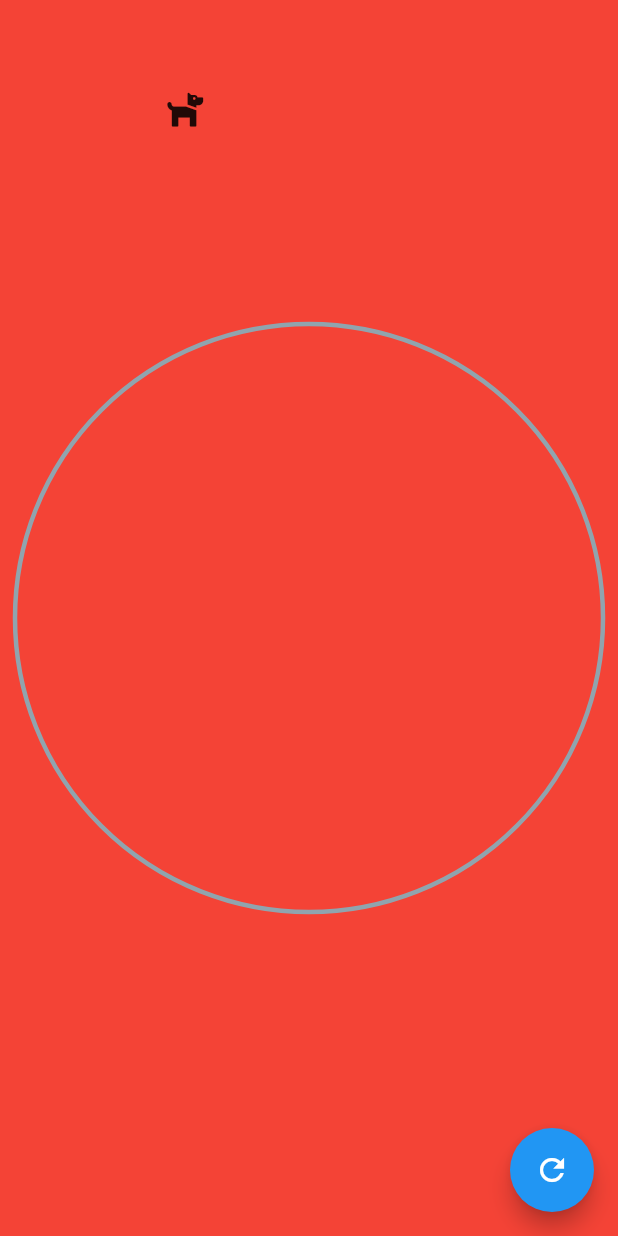
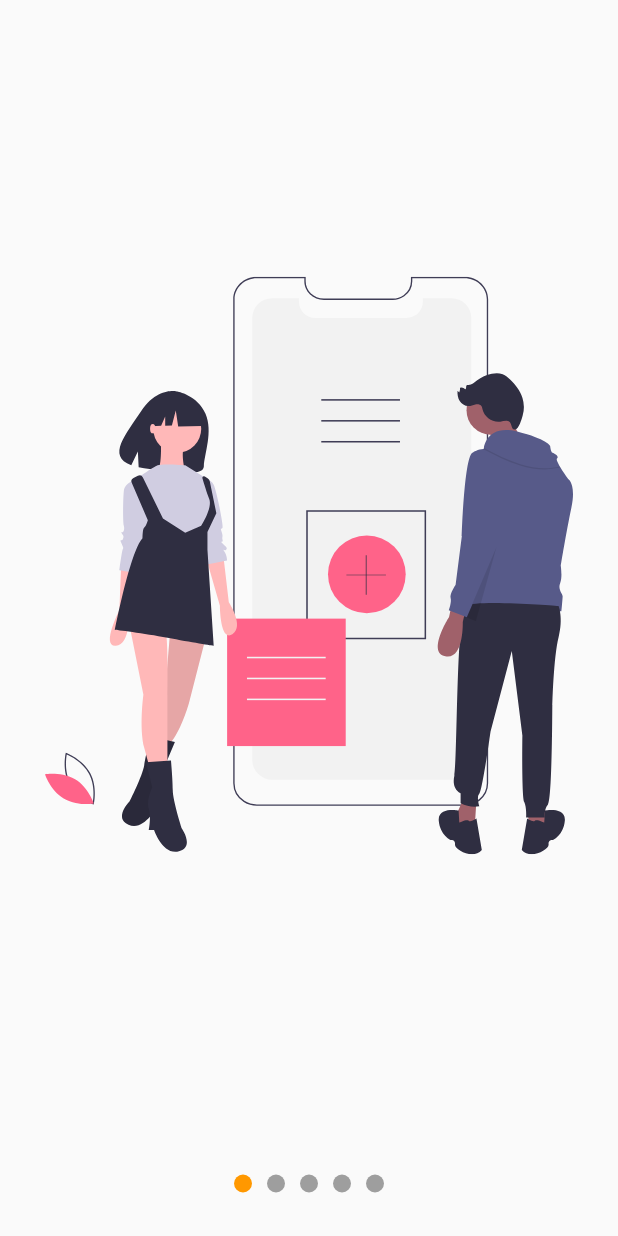
Before and after one commit to hugogoncalvez/animaciones, a Flutter app: the screen it shows after launch, on a phone screen of 412 x 824 dp. Run offline on Flutter 3.47's test engine with Material 2 defaults, Android fonts, the phone set to English and light mode, and no system bars; our stand-ins replace flutter_svg, font_awesome_flutter.

Commit message:
slideShow

```diff
--- a/lib/main.dart
+++ b/lib/main.dart
@@ -1,7 +1,9 @@
+import 'package:animaciones/src/pages/bottom_Nav.dart';
+import 'package:animaciones/src/pages/slideShow_page.dart';
+import 'package:flutter/material.dart';
 import 'package:animaciones/src/pages/animacion_perrito.dart';
-import 'package:animaciones/src/pages/slideshow_page.dart';
+import 'package:animaciones/src/Labs/slideshow_page.dart';
 import 'package:animaciones/src/retos/cuadrado_animado_page.dart';
-import 'package:flutter/material.dart';
 import 'package:animaciones/src/pages/graficas_circulares_page.dart';
 
 import 'package:animaciones/src/Labs/circular_progress_page.dart';
@@ -15,7 +17,7 @@ class MyApp extends StatelessWidget {
   Widget build(BuildContext context) {
     return MaterialApp(
       title: 'Curso Diseño',
-      home: AnimacionPage(),
+      home: SlideshowPage(),
       debugShowCheckedModeBanner: false,
     );
   }
--- /dev/null
+++ b/lib/src/Labs/slideshow_page.dart
@@ -0,0 +1,115 @@
+import 'package:flutter/material.dart';
+import 'package:flutter_svg/flutter_svg.dart';
+import 'package:provider/provider.dart';
+import 'package:animaciones/src/models/slider_model.dart';
+
+class SlideShowPage extends StatelessWidget {
+  @override
+  Widget build(BuildContext context) {
+    return ChangeNotifierProvider(
+      create: (_) => SliderModel(),
+      child: Scaffold(
+        body: Center(
+            child: Column(
+          children: [
+            Expanded(child: _Slides()),
+            _Dots(),
+          ],
+        ) //,
+            ),
+      ),
+    );
+  }
+}
+
+class _Dots extends StatelessWidget {
+  @override
+  Widget build(BuildContext context) {
+    return Container(
+      width: double.infinity,
+      height: 70,
+      child: Row(
+        mainAxisAlignment: MainAxisAlignment.center,
+        children: [
+          _Dot(0),
+          _Dot(1),
+          _Dot(2),
+        ],
+      ),
+    );
+  }
+}
+
+class _Dot extends StatelessWidget {
+  final int index;
+  _Dot(this.index);
+  @override
+  Widget build(BuildContext context) {
+    final pageViewIndex = Provider.of<SliderModel>(context).currentPage;
+    return AnimatedContainer(
+      width: 12,
+      height: 12,
+      margin: EdgeInsets.symmetric(horizontal: 5),
+      decoration: BoxDecoration(
+        color: (pageViewIndex >= index - 0.5 && pageViewIndex < index + 0.5) ? Colors.orange : Colors.grey,
+        shape: BoxShape.circle,
+      ),
+      duration: Duration(milliseconds: 200),
+    );
+  }
+}
+
+class _Slides extends StatefulWidget {
+  @override
+  __SlidesState createState() => __SlidesState();
+}
+
+class __SlidesState extends State<_Slides> {
+  final pageViewController = new PageController();
+
+  @override
+  void initState() {
+    pageViewController.addListener(() {
+      // actulizar al Provider
+      Provider.of<SliderModel>(context, listen: false).currentPage =
+          pageViewController.page!;
+    });
+    super.initState();
+  }
+
+  @override
+  void dispose() {
+    pageViewController.dispose();
+    super.dispose();
+  }
+
+  @override
+  Widget build(BuildContext context) {
+    return Container(
+      child: PageView(
+        controller: pageViewController,
+        children: [
+          _Slide('assets/svgs/slide-1.svg'),
+          _Slide('assets/svgs/slide-2.svg'),
+          _Slide('assets/svgs/slide-3.svg')
+        ],
+      ),
+    );
+  }
+}
+
+class _Slide extends StatelessWidget {
+  final String svg;
+
+  const _Slide(this.svg);
+
+  @override
+  Widget build(BuildContext context) {
+    return Container(
+      width: double.infinity,
+      height: double.infinity,
+      padding: EdgeInsets.all(30),
+      child: SvgPicture.asset(svg),
+    );
+  }
+}
--- /dev/null
+++ b/lib/src/models/slider_model.dart
@@ -0,0 +1,10 @@
+import 'package:flutter/material.dart';
+
+class SliderModel with ChangeNotifier {
+  double _currentPage = 0;
+  double get currentPage => this._currentPage;
+  set currentPage(double pagina) {
+    this._currentPage = pagina;
+    notifyListeners();
+  }
+}
--- a/lib/src/pages/animacion_perrito.dart
+++ b/lib/src/pages/animacion_perrito.dart
@@ -1,7 +1,5 @@
+import 'package:animaciones/src/widgets/radial_progress_perrito.dart';
 import 'package:flutter/material.dart';
-
-import 'package:animaciones/src/widgets/radial_progress.dart';
-import 'package:font_awesome_flutter/font_awesome_flutter.dart';
 
 class AnimacionPage extends StatefulWidget {
   const AnimacionPage({Key? key}) : super(key: key);
@@ -12,33 +10,59 @@ class AnimacionPage extends StatefulWidget {
 
 class _AnimacionesPageState extends State<AnimacionPage> {
   double porcentaje = 0.0;
-  final Color colorPrimario = Colors.blue;
-  final double grosorLineaPregress = 8.0;
-  final double grosorLineaFondo = 3.0;
+  final Color colorPrimario = Colors.white;
+  final Color colorSecundario = Colors.white;
+  final double grosorLineaPregress = 18.0;
+  final double grosorLineaFondo = 18.0;
   final double widthContainer = double.infinity;
-  final double heigthContainer = double.infinity;
+  // final double heigthContainer = double.infinity;
+  late bool iniciarAnimacion = false;
 
   @override
   Widget build(BuildContext context) {
     return Scaffold(
-        floatingActionButton: FloatingActionButton(
-          onPressed: () {
-            porcentaje += 10;
-            if (porcentaje > 100) {
-              porcentaje = 0;
-            }
+        // floatingActionButton: FloatingActionButton(
+        //   onPressed: () {
+        //     porcentaje = 100;
+
+        //     iniciarAnimacion = true;
+        //     setState(() {});
+        //   },
+        //   child: Icon(Icons.refresh),
+        // ),
+        body: Center(
+      child: GestureDetector(
+        onTap: () {
+          porcentaje = 100;
+
+
           setState(() {});
         },
-          child: Icon(Icons.refresh),
+        child: Column(
+          mainAxisAlignment: MainAxisAlignment.center,
+          children: [
+            CustomRadialProgress(
+              widthContainer: widthContainer,
+              // heigthContainer: heigthContainer,
+              porcentaje: porcentaje,
+              colorPrimario: colorPrimario,
+              colorSecundario: colorSecundario,
+              grosorLineaFondo: grosorLineaFondo,
+              grosorLineaPregress: grosorLineaPregress,
+              iniciarAnimacion: iniciarAnimacion,
             ),
-        body: Center(
-          child: CustomRadialProgress(
-              widthContainer: widthContainer,
-              heigthContainer: heigthContainer,
-              porcentaje: porcentaje,
-              colorPrimario: Colors.red,
-              grosorLineaFondo: grosorLineaFondo,
-              grosorLineaPregress: grosorLineaPregress),
+            Container(
+              alignment: Alignment.center,
+              width: double.infinity,
+              color: Colors.red,
+              child: Text(
+                'WALK THE DOG',
+                style: TextStyle(fontSize: 50, color: Colors.white),
+              ),
+            )
+          ],
+        ),
+      ),
     ));
   }
 }
@@ -47,19 +71,23 @@ class CustomRadialProgress extends StatelessWidget {
   const CustomRadialProgress({
     Key? key,
     required this.widthContainer,
-    required this.heigthContainer,
+    // required this.heigthContainer,
     required this.porcentaje,
     required this.colorPrimario,
     required this.grosorLineaFondo,
     required this.grosorLineaPregress,
+    required this.iniciarAnimacion,
+    required this.colorSecundario,
   }) : super(key: key);
 
   final double widthContainer;
-  final double heigthContainer;
+  // final double heigthContainer;
   final double porcentaje;
   final Color colorPrimario;
   final double grosorLineaFondo;
   final double grosorLineaPregress;
+  final bool iniciarAnimacion;
+  final Color colorSecundario;
 
   @override
   Widget build(BuildContext context) {
@@ -67,17 +95,15 @@ class CustomRadialProgress extends StatelessWidget {
       color: Colors.red,
       padding: EdgeInsets.all(10),
       width: widthContainer,
-      height: heigthContainer,
-      child: Stack(alignment: Alignment.center, children: [
-        Positioned(top: 50, left: 100, child: FaIcon(FontAwesomeIcons.dog)),
-        RadialProgres(
+      //height: heigthContainer,
+      child: RadialProgresPerrito(
         porcentaje: porcentaje,
         colorPrimario: colorPrimario,
-          colorSecundario: Colors.blueGrey[300] as Color,
+        colorSecundario: colorSecundario,
         grosorLineaFondo: grosorLineaFondo,
         grosorLineaPregress: grosorLineaPregress,
+        iniciarAnimacion: iniciarAnimacion,
       ),
-      ]),
     );
   }
 }
--- a/lib/src/pages/slideshow_page.dart
+++ b/lib/src/pages/slideshow_page.dart
@@ -1,82 +1,22 @@
-import 'package:animaciones/main.dart';
 import 'package:flutter/material.dart';
+import 'package:animaciones/src/widgets/slideShow.dart';
 import 'package:flutter_svg/flutter_svg.dart';
 
-class SlideShowPage extends StatelessWidget {
+class SlideshowPage extends StatelessWidget {
   @override
   Widget build(BuildContext context) {
     return Scaffold(
-      body: Center(
-          child: Column(
-        children: [
-          Expanded(child: _Slides()),
-          _Dots(),
-        ],
-      ) //,
-          ),
-    );
+        body: Slideshow(
+      slides: [
+        SvgPicture.asset('assets/svgs/slide-1.svg'),
+        SvgPicture.asset('assets/svgs/slide-2.svg'),
+        SvgPicture.asset('assets/svgs/slide-3.svg'),
+        SvgPicture.asset('assets/svgs/slide-4.svg'),
+        SvgPicture.asset('assets/svgs/slide-5.svg'),
+      ],
+      puntosArriba: false,
+      colorPrincipal: Colors.orange,
+      colorSecundario: Colors.grey,
+    ));
   }
 }
-
-class _Dots extends StatelessWidget {
-  const _Dots({Key? key}) : super(key: key);
-
-  @override
-  Widget build(BuildContext context) {
-    return Container(
-      width: double.infinity,
-      height: 70,
-      child: Row(
-        mainAxisAlignment: MainAxisAlignment.center,
-        children: [
-          _Dot(),
-          _Dot(),
-          _Dot(),
-        ],
-      ),
-    );
-  }
-}
-
-class _Dot extends StatelessWidget {
-  @override
-  Widget build(BuildContext context) {
-    return Container(
-      width: 12,
-      height: 12,
-      margin: EdgeInsets.symmetric(horizontal: 5),
-      decoration: BoxDecoration(color: Colors.grey, shape: BoxShape.circle),
-    );
-  }
-}
-
-class _Slides extends StatelessWidget {
-  @override
-  Widget build(BuildContext context) {
-    return Container(
-      child: PageView(
-        children: [
-          _Slide('assets/svgs/slide-1.svg'),
-          _Slide('assets/svgs/slide-2.svg'),
-          _Slide('assets/svgs/slide-3.svg')
-        ],
-      ),
-    );
-  }
-}
-
-class _Slide extends StatelessWidget {
-  final String svg;
-
-  const _Slide(this.svg);
-
-  @override
-  Widget build(BuildContext context) {
-    return Container(
-      width: double.infinity,
-      height: double.infinity,
-      padding: EdgeInsets.all(30),
-      child: SvgPicture.asset(svg),
-    );
-  }
-}
--- /dev/null
+++ b/lib/src/widgets/slideShow.dart
@@ -0,0 +1,146 @@
+import 'package:flutter/material.dart';
+
+import 'package:animaciones/src/models/slider_model.dart';
+
+import 'package:provider/provider.dart';
+
+class Slideshow extends StatelessWidget {
+  final List<Widget> slides;
+  final bool puntosArriba;
+  final Color colorPrincipal;
+  final Color colorSecundario;
+
+  const Slideshow(
+      {required this.slides,
+      required this.puntosArriba,
+      required this.colorPrincipal,
+      required this.colorSecundario});
+
+  @override
+  Widget build(BuildContext context) {
+    final int puntos = slides.length;
+
+    return ChangeNotifierProvider(
+      create: (_) => SliderModel(),
+      child: SafeArea(
+        child: Center(
+            child: Column(
+          children: [
+            if (puntosArriba) _Dots(puntos, colorPrincipal, colorSecundario),
+            Expanded(child: _Slides(this.slides)),
+            if (!puntosArriba) _Dots(puntos, colorPrincipal, colorSecundario),
+          ],
+        ) //,
+            ),
+      ),
+    );
+  }
+}
+
+class _Dots extends StatelessWidget {
+  final int puntos;
+  final Color colorPrincipal;
+  final Color colorSecundario;
+
+  const _Dots(this.puntos, this.colorPrincipal, this.colorSecundario);
+
+  @override
+  Widget build(BuildContext context) {
+    return Container(
+      width: double.infinity,
+      height: 70,
+      child: Row(
+        mainAxisAlignment: MainAxisAlignment.center,
+        children: List.generate(
+            puntos, (index) => _Dot(index, colorPrincipal, colorSecundario)),
+        // children: [
+        //   if (puntos >= 1) _Dot(0),
+        //   if (puntos >= 2) _Dot(1),
+        //   if (puntos >= 3) _Dot(2),
+        //   if (puntos >= 4) _Dot(3),
+        //   if (puntos >= 5) _Dot(4),
+        // ],
+      ),
+    );
+  }
+}
+
+class _Dot extends StatelessWidget {
+  final int index;
+
+  final Color colorPrincipal;
+  final Color colorSecundario;
+  _Dot(this.index, this.colorPrincipal, this.colorSecundario);
+  @override
+  Widget build(BuildContext context) {
+    final pageViewIndex = Provider.of<SliderModel>(context).currentPage;
+
+    return AnimatedContainer(
+      width: 12,
+      height: 12,
+      margin: EdgeInsets.symmetric(horizontal: 5),
+      decoration: BoxDecoration(
+        color: (pageViewIndex >= index - 0.5 && pageViewIndex < index + 0.5)
+            ? Colors.orange
+            : Colors.grey,
+        shape: BoxShape.circle,
+      ),
+      duration: Duration(milliseconds: 200),
+    );
+  }
+}
+
+class _Slides extends StatefulWidget {
+  final List<Widget> slides;
+
+  const _Slides(this.slides);
+
+  @override
+  __SlidesState createState() => __SlidesState();
+}
+
+class __SlidesState extends State<_Slides> {
+  final pageViewController = new PageController();
+
+  @override
+  void initState() {
+    pageViewController.addListener(() {
+      // actulizar al Provider
+      Provider.of<SliderModel>(context, listen: false).currentPage =
+          pageViewController.page!;
+    });
+    super.initState();
+  }
+
+  @override
+  void dispose() {
+    pageViewController.dispose();
+    super.dispose();
+  }
+
+  @override
+  Widget build(BuildContext context) {
+    return Container(
+      child: PageView(
+        controller: pageViewController,
+        children: widget.slides.map((slide) => _Slide(slide)).toList(),
+      ),
+    );
+  }
+}
+
+class _Slide extends StatelessWidget {
+  final Widget slide;
+
+  const _Slide(this.slide);
+
+  @override
+  Widget build(BuildContext context) {
+    return Container(
+      width: double.infinity,
+      height: double.infinity,
+      padding: EdgeInsets.all(30),
+      child: slide,
+    );
+  }
+}
--- a/pubspec.yaml
+++ b/pubspec.yaml
@@ -30,6 +30,7 @@ dependencies:
   cupertino_icons: ^1.0.2
   flutter_svg: ^0.22.0
   font_awesome_flutter: ^9.1.0
+  provider: ^6.0.0
 
 dev_dependencies:
   flutter_test:
```
Also changed, not shown: lib/src/pages/bottom_Nav.dart (added, +74 -0 lines), lib/src/widgets/radial_progress_perrito.dart (added, +161 -0 lines), pubspec.lock. Lines whose indentation alone changed are shown as unchanged.
